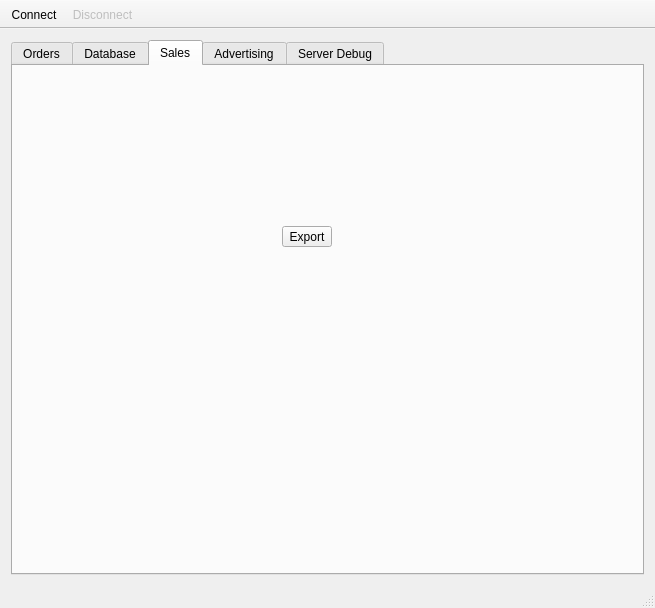
Old version of the form admin/ui/mainwindow.ui in the repository Mateus224/rotable.
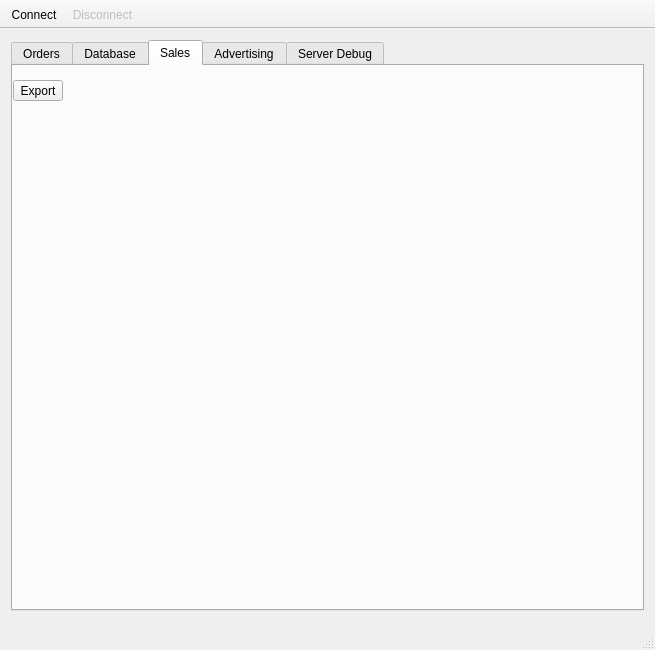
New version of the form. Icons and pictures are not drawn. Custom widgets are drawn as their Qt base class.

The edit to the form file:
```diff
--- a/admin/ui/mainwindow.ui
+++ b/admin/ui/mainwindow.ui
@@ -2,14 +2,23 @@
 <ui version="4.0">
  <class>MainWindow</class>
  <widget class="QMainWindow" name="MainWindow">
+  <property name="enabled">
+   <bool>true</bool>
+  </property>
   <property name="geometry">
    <rect>
     <x>0</x>
     <y>0</y>
     <width>655</width>
-    <height>608</height>
+    <height>650</height>
    </rect>
   </property>
+  <property name="sizePolicy">
+   <sizepolicy hsizetype="Preferred" vsizetype="Minimum">
+    <horstretch>0</horstretch>
+    <verstretch>0</verstretch>
+   </sizepolicy>
+  </property>
   <property name="windowTitle">
    <string>rotable</string>
   </property>
@@ -406,12 +415,12 @@
              <enum>Qt::Horizontal</enum>
             </property>
             <property name="sizeType">
-             <enum>QSizePolicy::Minimum</enum>
+             <enum>QSizePolicy::MinimumExpanding</enum>
             </property>
             <property name="sizeHint" stdset="0">
              <size>
-              <width>40</width>
-              <height>10</height>
+              <width>120</width>
+              <height>50</height>
              </size>
             </property>
            </spacer>
@@ -421,14 +430,20 @@
         <item>
          <widget class="QWidget" name="d_plot" native="true">
           <property name="enabled">
-           <bool>false</bool>
+           <bool>true</bool>
           </property>
           <property name="sizePolicy">
-           <sizepolicy hsizetype="Maximum" vsizetype="Maximum">
+           <sizepolicy hsizetype="Expanding" vsizetype="Expanding">
             <horstretch>0</horstretch>
             <verstretch>0</verstretch>
            </sizepolicy>
           </property>
+          <property name="minimumSize">
+           <size>
+            <width>0</width>
+            <height>0</height>
+           </size>
+          </property>
          </widget>
         </item>
        </layout>
@@ -554,6 +569,17 @@
       </widget>
      </widget>
     </item>
+    <item>
+     <widget class="QWidget" name="widget" native="true">
+      <property name="sizePolicy">
+       <sizepolicy hsizetype="Preferred" vsizetype="Preferred">
+        <horstretch>120</horstretch>
+        <verstretch>0</verstretch>
+       </sizepolicy>
+      </property>
+      <zorder>_tabWidget</zorder>
+     </widget>
+    </item>
    </layout>
   </widget>
   <widget class="QMenuBar" name="m_menubar_ptr">
```
